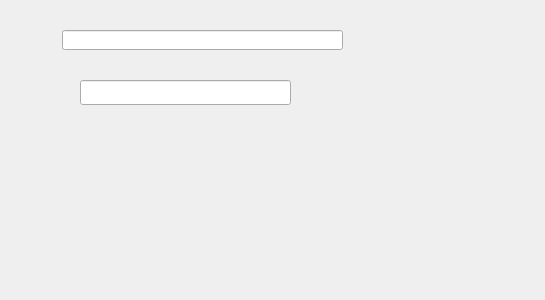
The window that VirtualKeyBoard/KeyBoard_demo/demo.ui (DJY-github/QT) describes before a commit, drawn with Qt 5.
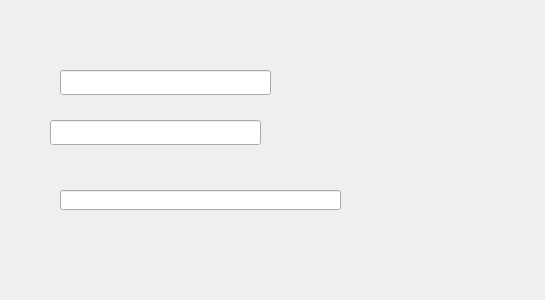
The same window after the commit.

Diff of the .ui file:
```diff
--- a/VirtualKeyBoard/KeyBoard_demo/demo.ui
+++ b/VirtualKeyBoard/KeyBoard_demo/demo.ui
@@ -16,8 +16,8 @@
   <widget class="QLineEdit" name="lineEdit">
    <property name="geometry">
     <rect>
-     <x>62</x>
-     <y>30</y>
+     <x>60</x>
+     <y>190</y>
      <width>281</width>
      <height>20</height>
     </rect>
@@ -26,8 +26,18 @@
   <widget class="QLineEdit" name="lineEdit_2">
    <property name="geometry">
     <rect>
-     <x>80</x>
-     <y>80</y>
+     <x>60</x>
+     <y>70</y>
+     <width>211</width>
+     <height>25</height>
+    </rect>
+   </property>
+  </widget>
+  <widget class="QLineEdit" name="lineEdit_3">
+   <property name="geometry">
+    <rect>
+     <x>50</x>
+     <y>120</y>
      <width>211</width>
      <height>25</height>
     </rect>
```
